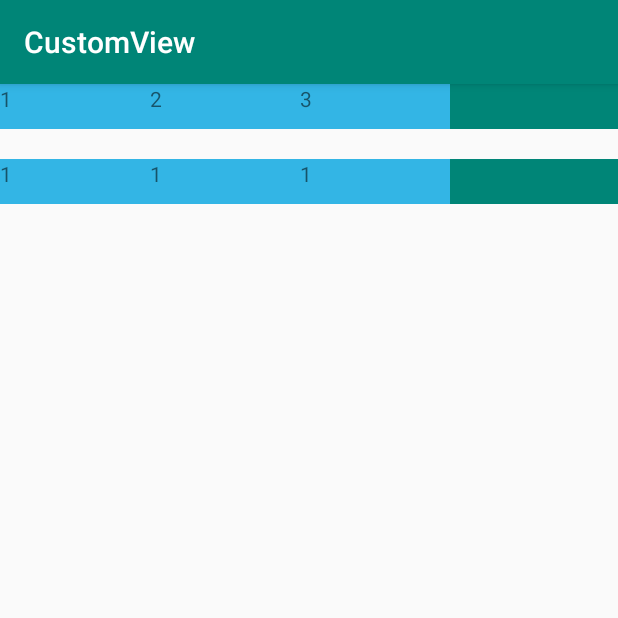
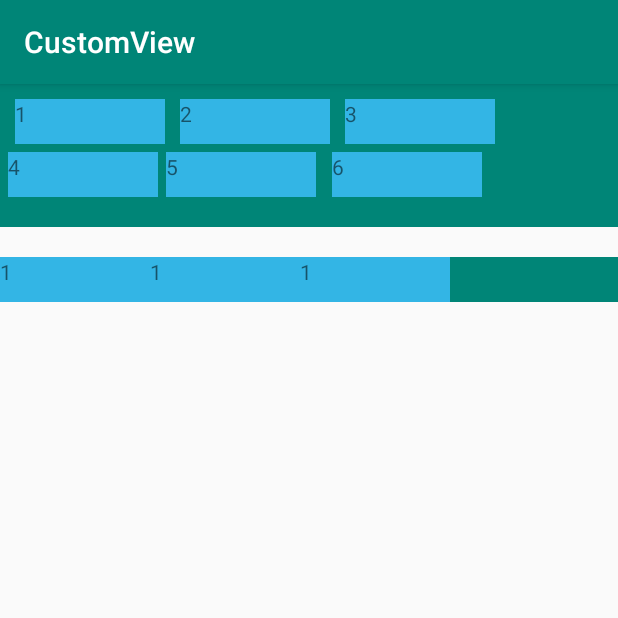
Before and after one commit to lixiaodong0/CustomView, an Android app: the CustomFlowLayoutActivity screen opened directly, with no data from a screen before it, on a phone screen of 412 x 824 dp, the top half of it. Run offline under Robolectric (Android 15) with nearby library versions, the phone set to English and light mode, and no system bars.

Commit message:
更新FlowLayout的注释

```diff
--- a/app/src/main/java/com/lixd/costom/view/flowlayout/FlowLayout.java
+++ b/app/src/main/java/com/lixd/costom/view/flowlayout/FlowLayout.java
@@ -2,7 +2,6 @@ package com.lixd.costom.view.flowlayout;
 
 import android.content.Context;
 import android.util.AttributeSet;
-import android.util.Log;
 import android.view.View;
 import android.view.ViewGroup;
 
@@ -19,10 +18,6 @@ public class FlowLayout extends ViewGroup {
         super(context, attrs, defStyleAttr);
     }
 
-    //记录每行宽度
-    private int lineWidth;
-    //记录每行高度
-    private int lineHeight;
     //FlowLayout总宽度
     private int width;
     //FlowLayout总高度
@@ -31,20 +26,23 @@ public class FlowLayout extends ViewGroup {
     @Override
     protected void onMeasure(int widthMeasureSpec, int heightMeasureSpec) {
         super.onMeasure(widthMeasureSpec, heightMeasureSpec);
+        //获取宽高的测量的期望值和期望模式
         int measureWidth = MeasureSpec.getSize(widthMeasureSpec);
         int measureHeight = MeasureSpec.getSize(heightMeasureSpec);
         int measureWidthMode = MeasureSpec.getMode(widthMeasureSpec);
         int measureHeightMode = MeasureSpec.getMode(heightMeasureSpec);
 
-
+        //防止onMeasure重复测量导致高度计算错误
         height = 0;
         width = 0;
-        lineWidth = 0;
-        lineHeight = 0;
+        int lineWidth = 0;
+        int lineHeight = 0;
 
+        //获取子View的数量
         int childCount = getChildCount();
         for (int i = 0; i < childCount; i++) {
             View child = getChildAt(i);
+            //发去子View测量
             measureChild(child, widthMeasureSpec, heightMeasureSpec);
 
             //获取子View的测量的宽高
@@ -57,42 +55,40 @@ public class FlowLayout extends ViewGroup {
             childHeight += layoutParams.topMargin + layoutParams.bottomMargin;
 
 
+            //当前行宽已经容不下放置控件了,需要换行处理
             if (lineWidth + childWidth > measureWidth) {
-                //需要换行处理
+                //累计高度
                 height += lineHeight;
+                //取最大宽度,防止某个View的宽度大于了行宽
                 width = Math.max(lineWidth, childWidth);
 
+                //重置高度宽度
                 lineHeight = childHeight;
                 lineWidth = childWidth;
-
             } else {
-                //
+                //累计行宽
                 lineWidth += childWidth;
-                //
+                //取最大高度 防止某个View的高度大于了行高
                 lineHeight = Math.max(lineHeight, childHeight);
             }
 
-            ////最后一行是不会超出width范围的，所以要单独处理
+            //最后一行是不会超出width范围的，所以要单独计算宽高
             if (i == childCount - 1) {
                 width = Math.max(lineWidth, childWidth);
                 height += lineHeight;
             }
-            Log.e("FlowLayout", "onMeasure_lineHeight=" + lineHeight + ",i=" + i);
-            Log.e("FlowLayout", "onMeasure_height=" + height);
-            Log.e("FlowLayout", "-------");
         }
-        //        Log.e("FlowLayout", "onMeasure_height=" + height);
-
+        //通知系统保存测量的值
         setMeasuredDimension(measureWidthMode == MeasureSpec.EXACTLY ? measureWidth : width,
                 measureHeightMode == MeasureSpec.EXACTLY ? measureHeight : height);
     }
 
     @Override
     protected void onLayout(boolean changed, int l, int t, int r, int b) {
-        Log.e("FlowLayout", "onLayout_height=" + getMeasuredHeight());
         int childCount = getChildCount();
         int lineWidth = 0;
         int lineHeight = 0;
+        //计算控件top left的位置
         int top = 0, left = 0;
         for (int i = 0; i < childCount; i++) {
             View child = getChildAt(i);
@@ -101,8 +97,9 @@ public class FlowLayout extends ViewGroup {
             int childHeight = child.getMeasuredHeight() + lp.topMargin + lp.bottomMargin;
 
             if (lineWidth + childWidth > getMeasuredWidth()) {
-                //换行
+                //换行的情况,需要累加高度
                 top += lineHeight;
+                //归零处理
                 left = 0;
 
                 //初始化
@@ -113,12 +110,14 @@ public class FlowLayout extends ViewGroup {
                 lineHeight = Math.max(lineHeight, childHeight);
             }
 
+            //在摆放的时候,需要加入边距处理
             int lc = left + lp.leftMargin;
             int tc = top + lp.topMargin;
             int rc = lc + child.getMeasuredWidth();
             int bc = tc + child.getMeasuredHeight();
             child.layout(lc, tc, rc, bc);
 
+            //left的值 下一个控件的起始位置
             left += childWidth;
         }
     }
--- a/app/src/main/res/layout/activity_flow_layout.xml
+++ b/app/src/main/res/layout/activity_flow_layout.xml
@@ -17,21 +17,52 @@
         <TextView
             android:layout_width="100dp"
             android:layout_height="30dp"
+            android:layout_marginTop="10dp"
+            android:layout_marginLeft="10dp"
             android:background="@android:color/holo_blue_light"
             android:text="1"/>
 
         <TextView
             android:layout_width="100dp"
             android:layout_height="30dp"
+            android:layout_marginTop="10dp"
+            android:layout_marginLeft="10dp"
             android:background="@android:color/holo_blue_light"
             android:text="2"/>
 
         <TextView
             android:layout_width="100dp"
             android:layout_height="30dp"
+            android:layout_marginTop="10dp"
+            android:layout_marginLeft="10dp"
             android:background="@android:color/holo_blue_light"
             android:text="3"/>
 
+        <TextView
+            android:layout_width="100dp"
+            android:layout_height="30dp"
+            android:layout_marginTop="5dp"
+            android:layout_marginLeft="5dp"
+            android:background="@android:color/holo_blue_light"
+            android:text="4"/>
+
+        <TextView
+            android:layout_width="100dp"
+            android:layout_height="30dp"
+            android:layout_marginTop="5dp"
+            android:layout_marginLeft="5dp"
+            android:background="@android:color/holo_blue_light"
+            android:layout_marginRight="5dp"
+            android:text="5"/>
+
+        <TextView
+            android:layout_width="100dp"
+            android:layout_marginTop="5dp"
+            android:layout_marginLeft="5dp"
+            android:layout_height="30dp"
+            android:background="@android:color/holo_blue_light"
+            android:layout_marginBottom="20dp"
+            android:text="6"/>
     </com.lixd.costom.view.flowlayout.FlowLayout>
 
     <View
```
